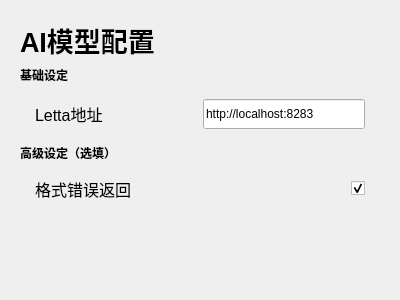
Old version of the form mianwindow_uichild/setting_ai.ui in the repository Zao-chen/ZcChat.
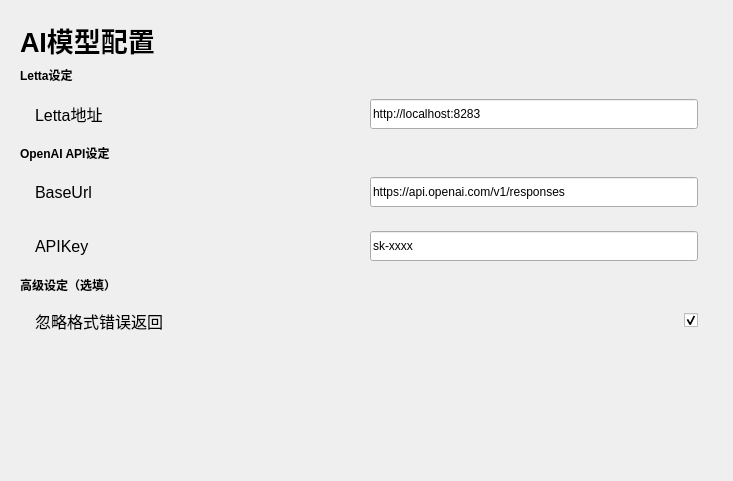
New version of the form. Custom widgets are drawn as their Qt base class.

Commit message: [feat] add openai API integration

The edit to the form file:
```diff
--- a/mianwindow_uichild/setting_ai.ui
+++ b/mianwindow_uichild/setting_ai.ui
@@ -6,14 +6,14 @@
    <rect>
     <x>0</x>
     <y>0</y>
-    <width>400</width>
-    <height>300</height>
+    <width>733</width>
+    <height>481</height>
    </rect>
   </property>
   <property name="windowTitle">
    <string>Form</string>
   </property>
-  <layout class="QVBoxLayout" name="verticalLayout" stretch="0,0,0,0,0,1">
+  <layout class="QVBoxLayout" name="verticalLayout" stretch="0,0,0,0,0,0,0,0,1">
    <property name="leftMargin">
     <number>20</number>
    </property>
@@ -47,7 +47,7 @@
       </font>
      </property>
      <property name="text">
-      <string>基础设定</string>
+      <string>Letta设定</string>
      </property>
     </widget>
    </item>
@@ -91,6 +91,98 @@
      </layout>
     </widget>
    </item>
+   <item>
+    <widget class="ElaText" name="label_15">
+     <property name="font">
+      <font>
+       <bold>true</bold>
+      </font>
+     </property>
+     <property name="text">
+      <string>OpenAI API设定</string>
+     </property>
+    </widget>
+   </item>
+   <item>
+    <widget class="ElaScrollPageArea" name="widget_6" native="true">
+     <layout class="QHBoxLayout" name="horizontalLayout_5" stretch="2,2">
+      <property name="leftMargin">
+       <number>15</number>
+      </property>
+      <property name="rightMargin">
+       <number>15</number>
+      </property>
+      <item>
+       <widget class="ElaText" name="label_7">
+        <property name="font">
+         <font>
+          <pointsize>12</pointsize>
+         </font>
+        </property>
+        <property name="text">
+         <string>BaseUrl</string>
+        </property>
+       </widget>
+      </item>
+      <item>
+       <widget class="ElaLineEdit" name="lineEdit_openai_url">
+        <property name="minimumSize">
+         <size>
+          <width>0</width>
+          <height>30</height>
+         </size>
+        </property>
+        <property name="text">
+         <string>https://api.openai.com/v1/responses</string>
+        </property>
+        <property name="alignment">
+         <set>Qt::AlignmentFlag::AlignLeading|Qt::AlignmentFlag::AlignLeft|Qt::AlignmentFlag::AlignVCenter</set>
+        </property>
+       </widget>
+      </item>
+     </layout>
+    </widget>
+   </item>
+   <item>
+    <widget class="ElaScrollPageArea" name="widget_7" native="true">
+     <layout class="QHBoxLayout" name="horizontalLayout_6" stretch="2,2">
+      <property name="leftMargin">
+       <number>15</number>
+      </property>
+      <property name="rightMargin">
+       <number>15</number>
+      </property>
+      <item>
+       <widget class="ElaText" name="label_8">
+        <property name="font">
+         <font>
+          <pointsize>12</pointsize>
+         </font>
+        </property>
+        <property name="text">
+         <string>APIKey</string>
+        </property>
+       </widget>
+      </item>
+      <item>
+       <widget class="ElaLineEdit" name="lineEdit_openai_key">
+        <property name="minimumSize">
+         <size>
+          <width>0</width>
+          <height>30</height>
+         </size>
+        </property>
+        <property name="text">
+         <string>sk-xxxx</string>
+        </property>
+        <property name="alignment">
+         <set>Qt::AlignmentFlag::AlignLeading|Qt::AlignmentFlag::AlignLeft|Qt::AlignmentFlag::AlignVCenter</set>
+        </property>
+       </widget>
+      </item>
+     </layout>
+    </widget>
+   </item>
    <item>
     <widget class="ElaText" name="label_24">
      <property name="font">
@@ -120,7 +212,7 @@
          </font>
         </property>
         <property name="text">
-         <string>格式错误返回</string>
+         <string>忽略格式错误返回</string>
         </property>
        </widget>
       </item>
@@ -163,9 +255,9 @@
  </widget>
  <customwidgets>
   <customwidget>
-   <class>ElaCheckBox</class>
-   <extends>QCheckBox</extends>
-   <header location="global">elacheckbox.h</header>
+   <class>ElaText</class>
+   <extends>QLabel</extends>
+   <header location="global">elatext.h</header>
   </customwidget>
   <customwidget>
    <class>ElaScrollPageArea</class>
@@ -173,16 +265,16 @@
    <header location="global">elascrollpagearea.h</header>
    <container>1</container>
   </customwidget>
-  <customwidget>
-   <class>ElaText</class>
-   <extends>QLabel</extends>
-   <header location="global">elatext.h</header>
-  </customwidget>
   <customwidget>
    <class>ElaLineEdit</class>
    <extends>QLineEdit</extends>
    <header location="global">elalineedit.h</header>
   </customwidget>
+  <customwidget>
+   <class>ElaCheckBox</class>
+   <extends>QCheckBox</extends>
+   <header location="global">elacheckbox.h</header>
+  </customwidget>
  </customwidgets>
  <resources/>
  <connections/>
```
The commit also changes 7 other files.
